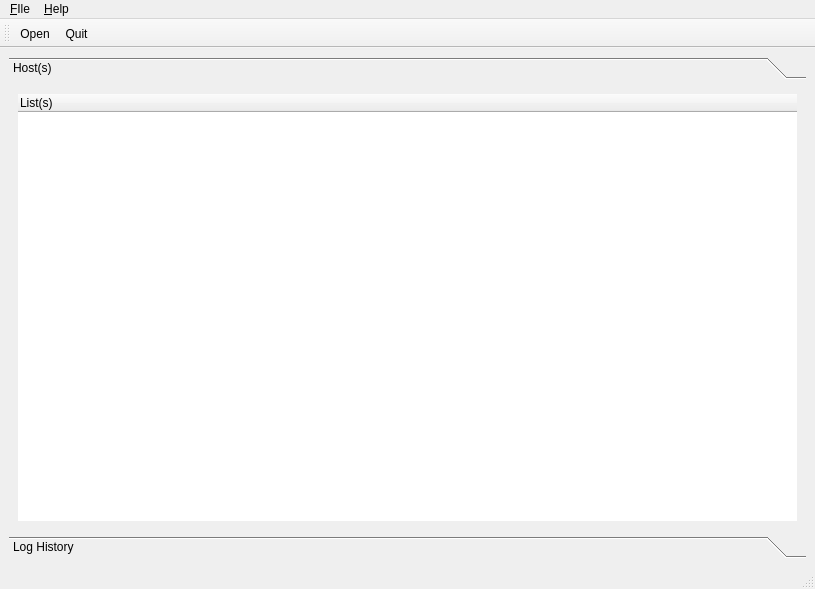
Old version of the form nmapsi4-logr/src/mainwin.ui in the repository nmapsi4/nmapsi4.
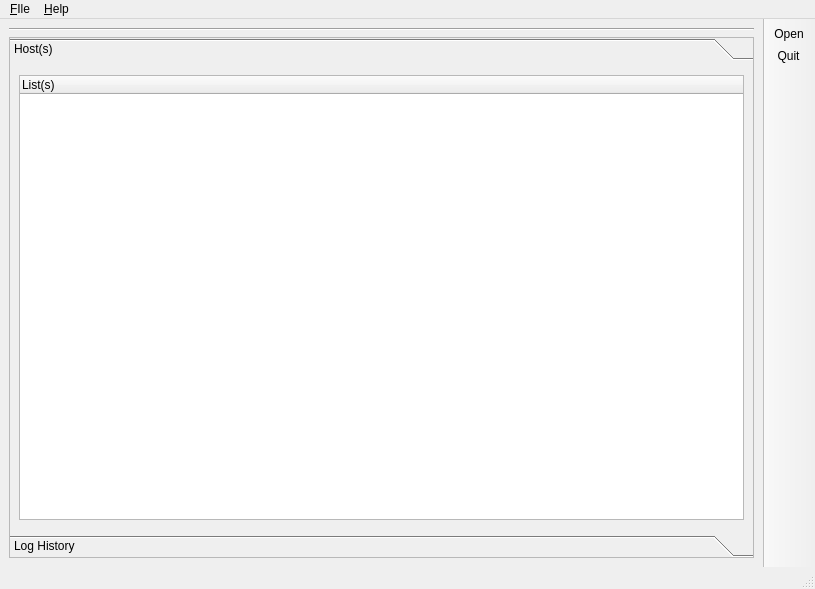
New version of the form. Icons and pictures are not drawn.

Commit message: * new host cache spinBox

Diff of the .ui file:
```diff
--- a/nmapsi4-logr/src/mainwin.ui
+++ b/nmapsi4-logr/src/mainwin.ui
@@ -25,8 +25,11 @@
   </property>
   <widget class="QWidget" name="centralwidget">
    <layout class="QGridLayout" name="gridLayout">
-    <item row="0" column="0">
+    <item row="1" column="0">
      <widget class="QToolBox" name="toolBoxMain">
+      <property name="frameShape">
+       <enum>QFrame::StyledPanel</enum>
+      </property>
       <property name="frameShadow">
        <enum>QFrame::Plain</enum>
       </property>
@@ -41,8 +44,8 @@
         <rect>
          <x>0</x>
          <y>0</y>
-         <width>797</width>
-         <height>403</height>
+         <width>732</width>
+         <height>451</height>
         </rect>
        </property>
        <attribute name="label">
@@ -52,10 +55,10 @@
         <item>
          <widget class="QTreeWidget" name="treeLogView">
           <property name="frameShape">
-           <enum>QFrame::NoFrame</enum>
+           <enum>QFrame::StyledPanel</enum>
           </property>
           <property name="frameShadow">
-           <enum>QFrame::Plain</enum>
+           <enum>QFrame::Sunken</enum>
           </property>
           <property name="alternatingRowColors">
            <bool>true</bool>
@@ -135,6 +138,13 @@
       </widget>
      </widget>
     </item>
+    <item row="0" column="0">
+     <widget class="Line" name="line">
+      <property name="orientation">
+       <enum>Qt::Horizontal</enum>
+      </property>
+     </widget>
+    </item>
    </layout>
   </widget>
   <widget class="QMenuBar" name="menubar">
@@ -165,6 +175,9 @@
    <property name="windowTitle">
     <string>toolBar</string>
    </property>
+   <property name="movable">
+    <bool>false</bool>
+   </property>
    <property name="iconSize">
     <size>
      <width>32</width>
@@ -175,7 +188,7 @@
     <enum>Qt::ToolButtonTextUnderIcon</enum>
    </property>
    <attribute name="toolBarArea">
-    <enum>TopToolBarArea</enum>
+    <enum>RightToolBarArea</enum>
    </attribute>
    <attribute name="toolBarBreak">
     <bool>false</bool>
```
Left out of the diff: 11 changed lines with no effect on the pictures. The commit also changes 7 other files.
